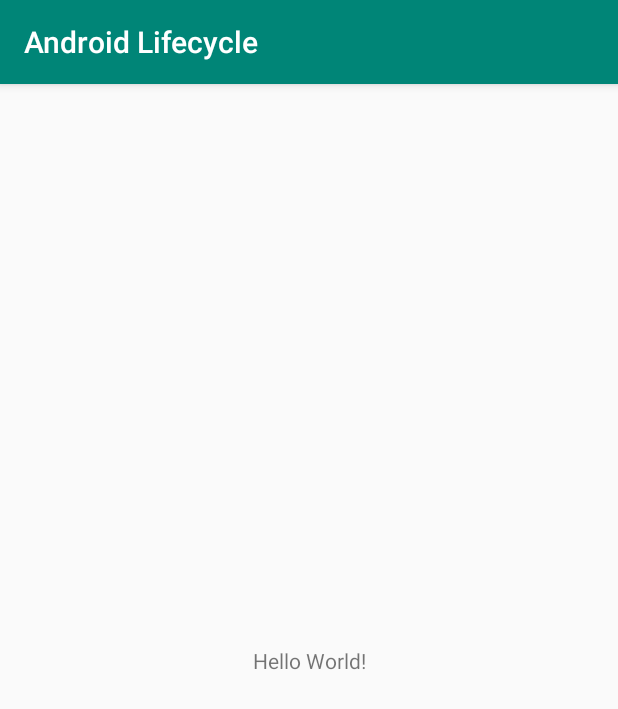
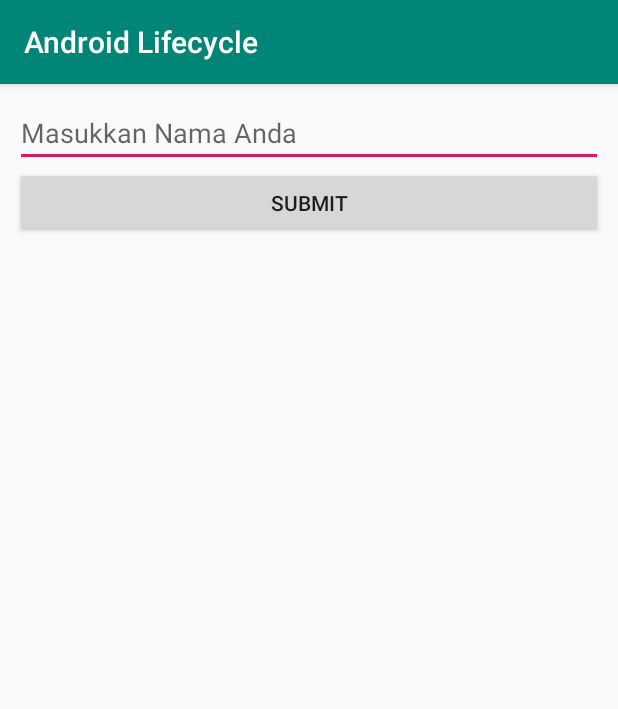
Before and after one commit to Alfarizqi88/AndroidLifecycle, an Android app: the screen it shows after launch (MainActivity before the commit, SimpleActivity after it), on a phone screen of 412 x 824 dp. Shown: the top 709 px of the screen. Run offline under Robolectric (Android 15) with nearby library versions, the phone set to English and light mode, and no system bars.

Commit message:
Penambahan simple activity dan code nya

```diff
--- a/app/src/main/AndroidManifest.xml
+++ b/app/src/main/AndroidManifest.xml
@@ -9,13 +9,15 @@
         android:roundIcon="@mipmap/ic_launcher_round"
         android:supportsRtl="true"
         android:theme="@style/AppTheme">
-		<activity android:name=".MainActivity">
+        <activity android:name=".SimpleActivity">
             <intent-filter>
             <action android:name="android.intent.action.MAIN" />
 
             <category android:name="android.intent.category.LAUNCHER" />
         </intent-filter>
         </activity>
+
+        <activity android:name=".MainActivity"></activity>
     </application>
 
 </manifest>
--- /dev/null
+++ b/app/src/main/java/id/ac/polinema/androidlifecycle/SimpleActivity.java
@@ -0,0 +1,28 @@
+package id.ac.polinema.androidlifecycle;
+
+import androidx.appcompat.app.AppCompatActivity;
+
+import android.os.Bundle;
+import android.view.View;
+import android.widget.EditText;
+import android.widget.TextView;
+
+public class SimpleActivity extends AppCompatActivity {
+
+
+    private EditText nameInput;
+    private TextView outputText;
+
+    @Override
+    protected void onCreate(Bundle savedInstanceState) {
+        super.onCreate(savedInstanceState);
+        setContentView(R.layout.activity_simple);
+        nameInput = findViewById(R.id.input_name);
+        outputText = findViewById(R.id.text_output);
+    }
+
+    public void handleSubmit(View view) {
+        String name = nameInput.getText().toString();
+        outputText.setText(" Hello " + name);
+    }
+}
--- /dev/null
+++ b/app/src/main/res/layout/activity_simple.xml
@@ -0,0 +1,32 @@
+<?xml version="1.0" encoding="utf-8"?>
+<LinearLayout xmlns:android="http://schemas.android.com/apk/res/android"
+    xmlns:tools="http://schemas.android.com/tools"
+    android:layout_width="match_parent"
+    android:layout_height="match_parent"
+    android:layout_margin="10dp"
+    android:orientation="vertical"
+    tools:context=".SimpleActivity">
+
+    <EditText
+        android:id="@+id/input_name"
+        android:hint="@string/hint_name"
+        android:layout_width="match_parent"
+        android:layout_height="wrap_content"
+        />
+
+    <Button
+        android:id="@+id/button_submit"
+        android:text="@string/submit"
+        android:layout_width="match_parent"
+        android:layout_height="wrap_content"
+        android:onClick="handleSubmit"
+        />
+
+    <TextView
+        android:id="@+id/text_output"
+        android:textSize="24sp"
+        android:layout_width="match_parent"
+        android:layout_height="wrap_content"
+        />
+
+</LinearLayout>
--- a/app/src/main/res/values/strings.xml
+++ b/app/src/main/res/values/strings.xml
@@ -1,3 +1,5 @@
 <resources>
-	<string name="app_name">Android Lifecycle</string>
+    <string name="app_name">Android Lifecycle</string>
+    <string name="hint_name">Masukkan Nama Anda</string>
+    <string name="submit">Submit</string>
 </resources>
```
Lines whose indentation alone changed are shown as unchanged.
